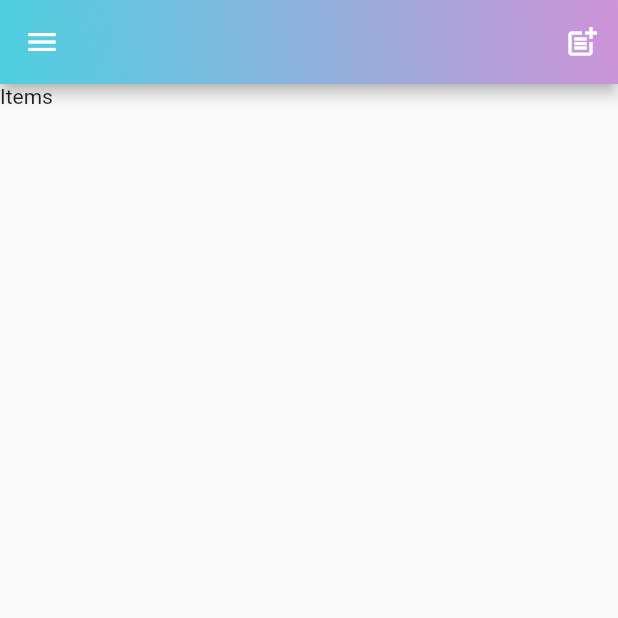
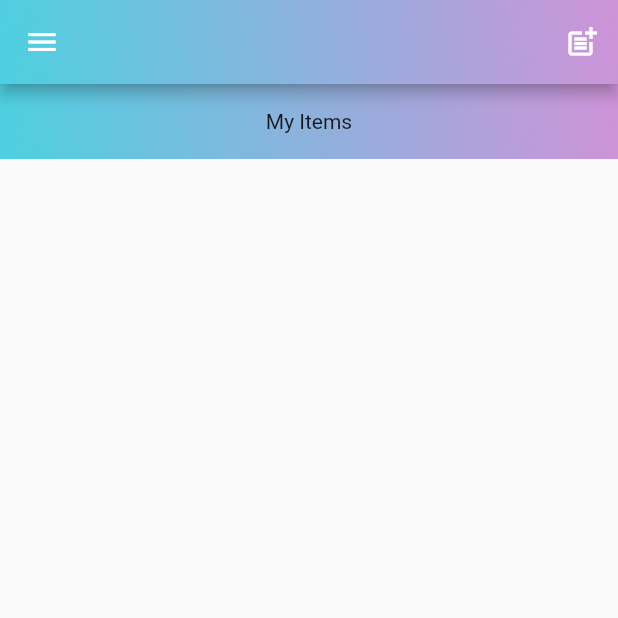
Before and after one commit to khaledmorshed/foodfair-seller-app, a Flutter app: the SellerHomeScreen screen opened directly, in the side drawer, after a tap on "Home", on a phone screen of 412 x 824 dp, the top half of it. Run offline on Flutter 3.47's test engine with Material 2 defaults, Android fonts, the phone set to English and light mode, and no system bars; our stand-ins replace cloud_firestore, firebase_auth, firebase_core, firebase_storage, geocoding, geolocator and 2 more; accounts and stored records are empty; network calls fail.

Commit message:
SliverPersistentHeaderDelegate added in seller home bellow the appbar

```diff
--- a/lib/screens/seller_home_screen.dart
+++ b/lib/screens/seller_home_screen.dart
@@ -3,6 +3,7 @@ import 'package:flutter/material.dart';
 import 'package:foodfair_seller_app/global/global_instance_or_variable.dart';
 import 'package:foodfair_seller_app/screens/add_item_screen.dart';
 import 'package:foodfair_seller_app/widgets/my_drawer.dart';
+import 'package:foodfair_seller_app/widgets/text_widget_header.dart';
 import '../exceptions/error_dialog.dart';
 import '../models/items.dart';
 import '../widgets/container_decoration.dart';
@@ -109,14 +110,19 @@ class _SellerHomeScreenState extends State<SellerHomeScreen> {
                     ),
                   ),
                 ),*/
-          SliverToBoxAdapter(
-            child: Text("Items"),
+
+          SliverPersistentHeader(
+            pinned: true,
+            delegate: TextWidgetHeader(allItem: "My Items"),
           ),
           StreamBuilder(
             // stream: getDataFromFirebase()!.snapshots(),
             // stream: FirebaseFirestore.instance.collection("sellers").snapshots(),
-            stream:
-                FirebaseFirestore.instance.collection("sellers").doc(sPref!.getString("uid")).collection("items").snapshots(),
+            stream: FirebaseFirestore.instance
+                .collection("sellers")
+                .doc(sPref!.getString("uid"))
+                .collection("items")
+                .snapshots(),
             builder: (context, AsyncSnapshot<QuerySnapshot?> snapshot) {
               if (snapshot.hasError) {
                 ErrorDialog(
--- /dev/null
+++ b/lib/widgets/text_widget_header.dart
@@ -0,0 +1,39 @@
+import 'dart:io';
+
+import 'package:flutter/material.dart';
+import 'package:foodfair_seller_app/widgets/container_decoration.dart';
+
+class TextWidgetHeader extends SliverPersistentHeaderDelegate {
+  String? allItem;
+  TextWidgetHeader({this.allItem});
+  @override
+  Widget build(
+    BuildContext context,
+    double shrinkOffset,
+    bool overlapsContent,
+  ) {
+    return InkWell(
+      child: Container(
+        width: double.infinity,
+        height: MediaQuery.of(context).size.height * 0.10,
+        alignment: Alignment.center,
+        decoration: ContainerDecoration().decoaration(),
+        child: InkWell(
+          child: Text(
+            allItem!,
+            maxLines: 2,
+          ),
+        ),
+      ),
+    );
+  }
+
+  @override
+  double get maxExtent => 50;
+  @override
+  double get minExtent => 50;
+
+  @override
+  bool shouldRebuild(covariant SliverPersistentHeaderDelegate oldDelegate) =>
+      true;
+}
```
